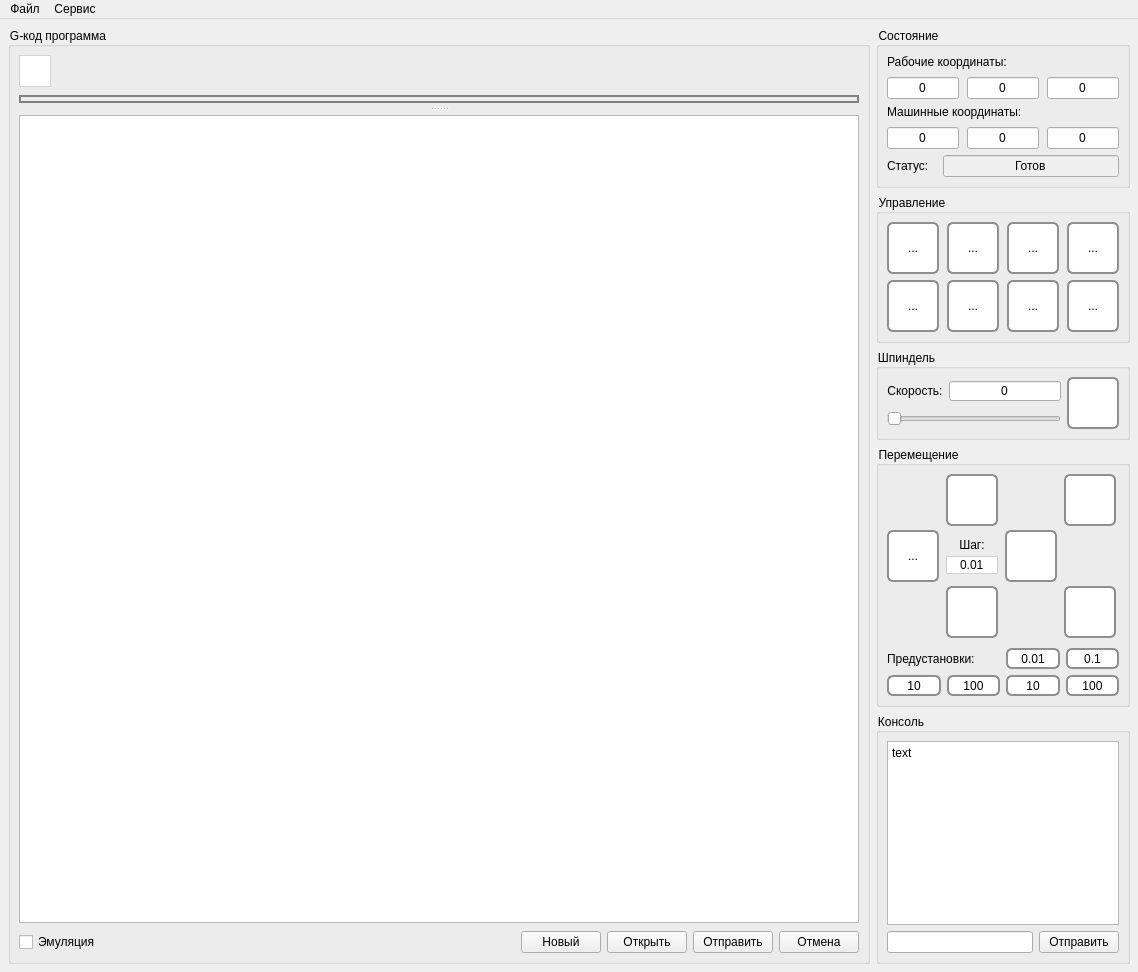
This is frmmain.ui in Denvi/Candle as Qt 5 draws it before an edit. The edited form follows.
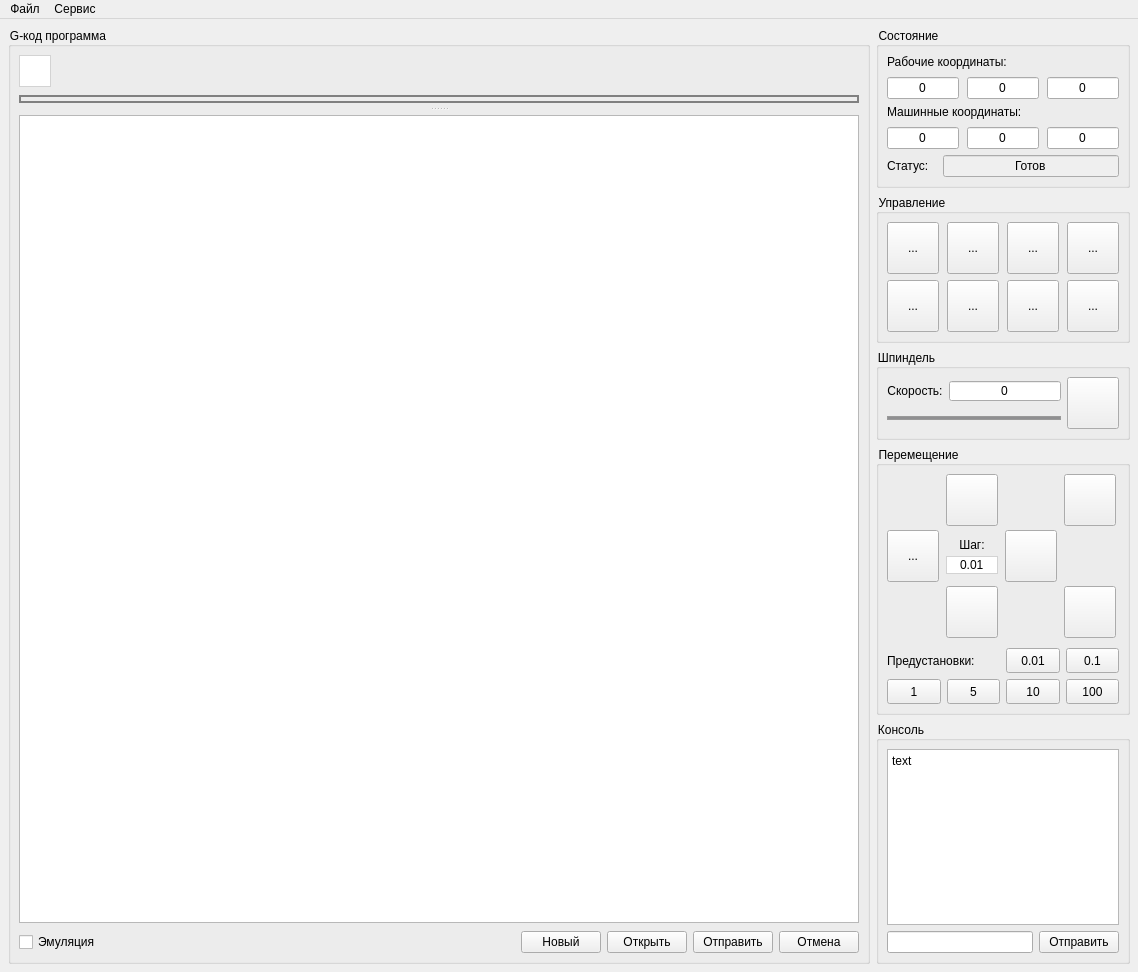
This is the edited form. Icons and pictures are not drawn. Custom widgets are drawn as their Qt base class.

Commit message: Custom tool buttons.

Diff of the .ui file:
```diff
--- a/frmmain.ui
+++ b/frmmain.ui
@@ -10,6 +10,13 @@
     <height>972</height>
    </rect>
   </property>
+  <property name="palette">
+   <palette>
+    <active/>
+    <inactive/>
+    <disabled/>
+   </palette>
+  </property>
   <property name="windowTitle">
    <string>frmMain</string>
   </property>
@@ -17,34 +24,41 @@
    <string notr="true">QWidget {
 	font-size: 9pt;
 }
+/*
+QToolButton {
+	border: 1px solid palette(mid);
+	border-radius: 2px;
+	background-color: white;
+}
 
-QToolButton { /* all types of tool button */
-    border: 2px solid transparent;
-    border: 2px solid #8f8f91;
-    border-radius: 6px;
-    background-color: white;
-	
+QToolButton:pressed {
+	background-color: rgb(215, 215, 255);
 }
 
-QToolButton:hover { /* all types of tool button */
-    border: 2px solid #8f8f91;
-    border-radius: 6px;
-    background-color: qlineargradient(x1: 0, y1: 0, x2: 0, y2: 1,
-                                      stop: 0 #f6f7fa, stop: 1 #dadbde);
+QToolButton:checked {
+	background-color: rgb(215, 215, 255);
 }
+*/
+/*
+QToolButton { 
+    border: 1px solid #8f8f91;
+    border-radius: 4px;
+    background-color: white;	
+}
 
 QToolButton:pressed {
     background-color: qlineargradient(x1: 0, y1: 0, x2: 0, y2: 1,
                                       stop: 0 #dadbde, stop: 1 #f6f7fa);
 }
 
-QToolButton:checked { /* all types of tool button */
-    border: 2px solid #8f8f91;
-    border-radius: 6px;
-    background-color: qlineargradient(x1: 0, y1: 0, x2: 0, y2: 1,
-                                      stop: 0 #dadbde, stop: 1 #f6f7fa);
+QToolButton:pressed {
+	background-color: lightgray;
 }
 
+QToolButton:checked { 
+	background-color: lightgray;
+}*/
+
 QFrame#frameManualControlXY,#frameManualControlZ {
 	border: 1px solid lightgray;
 	border-radius: 4px;
@@ -66,6 +80,24 @@
 QTableView {
 	selection-background-color: #cdcdff;
 	selection-color: rgb(0, 0, 0);
+}
+
+QSlider::groove:horizontal {
+    border: 1px solid #999999;
+    height: 2px; 
+    background: #8f8f91;
+    margin: 2px 0;
+}
+
+QSlider::handle:horizontal {	
+	background-image: url(:/images/handle2s.png);
+    border: 0px;
+    width: 16px;
+    margin: -7px 0; 
+}
+
+QSlider::handle:horizontal:hover {
+	background-image: url(:/images/handle2sh.png);
 }</string>
   </property>
   <widget class="QWidget" name="centralWidget">
@@ -636,7 +668,7 @@
             </widget>
            </item>
            <item row="3" column="3">
-            <widget class="QToolButton" name="toolButton_12">
+            <widget class="StyledToolButton" name="cmdReset">
              <property name="minimumSize">
               <size>
                <width>52</width>
@@ -784,7 +816,7 @@
             <number>4</number>
            </property>
            <item row="3" column="1">
-            <widget class="QToolButton" name="toolButton_2">
+            <widget class="StyledToolButton" name="cmdYMinus">
              <property name="sizePolicy">
               <sizepolicy hsizetype="Fixed" vsizetype="Fixed">
                <horstretch>0</horstretch>
@@ -942,7 +974,7 @@
             </widget>
            </item>
            <item row="2" column="2">
-            <widget class="QToolButton" name="toolButton_3">
+            <widget class="StyledToolButton" name="cmdXPlus">
              <property name="sizePolicy">
               <sizepolicy hsizetype="Fixed" vsizetype="Fixed">
                <horstretch>0</horstretch>
@@ -971,7 +1003,7 @@
             </widget>
            </item>
            <item row="2" column="0">
-            <widget class="QToolButton" name="toolButton">
+            <widget class="StyledToolButton" name="cmdXMinus">
              <property name="sizePolicy">
               <sizepolicy hsizetype="Fixed" vsizetype="Fixed">
                <horstretch>0</horstretch>
@@ -1000,7 +1032,7 @@
             </widget>
            </item>
            <item row="0" column="1">
-            <widget class="QToolButton" name="toolButton_5">
+            <widget class="StyledToolButton" name="cmdYPlus">
              <property name="sizePolicy">
               <sizepolicy hsizetype="Fixed" vsizetype="Fixed">
                <horstretch>0</horstretch>
@@ -1054,11 +1086,11 @@
                  <property name="minimumSize">
                   <size>
                    <width>50</width>
-                   <height>0</height>
+                   <height>25</height>
                   </size>
                  </property>
                  <property name="text">
-                  <string>10</string>
+                  <string>1</string>
                  </property>
                  <property name="checkable">
                   <bool>true</bool>
@@ -1076,11 +1108,11 @@
                  <property name="minimumSize">
                   <size>
                    <width>50</width>
-                   <height>0</height>
+                   <height>25</height>
                   </size>
                  </property>
                  <property name="text">
-                  <string>100</string>
+                  <string>5</string>
                  </property>
                  <property name="checkable">
                   <bool>true</bool>
@@ -1104,7 +1136,7 @@
                <property name="minimumSize">
                 <size>
                  <width>50</width>
-                 <height>0</height>
+                 <height>25</height>
                 </size>
                </property>
                <property name="text">
@@ -1126,7 +1158,7 @@
                <property name="minimumSize">
                 <size>
                  <width>50</width>
-                 <height>0</height>
+                 <height>25</height>
                 </size>
                </property>
                <property name="text">
@@ -1148,7 +1180,7 @@
                <property name="minimumSize">
                 <size>
                  <width>50</width>
-                 <height>0</height>
+                 <height>25</height>
                 </size>
                </property>
                <property name="text">
@@ -1170,7 +1202,7 @@
                <property name="minimumSize">
                 <size>
                  <width>50</width>
-                 <height>0</height>
+                 <height>25</height>
                 </size>
                </property>
                <property name="text">
@@ -1297,6 +1329,11 @@
  </widget>
  <layoutdefault spacing="6" margin="11"/>
  <customwidgets>
+  <customwidget>
+   <class>StyledToolButton</class>
+   <extends>QToolButton</extends>
+   <header>styledtoolbutton.h</header>
+  </customwidget>
   <customwidget>
    <class>GLWidget</class>
    <extends>QWidget</extends>
```
Left out of the diff: 37 changed lines with no effect on the pictures. The commit also changes 7 other files.
